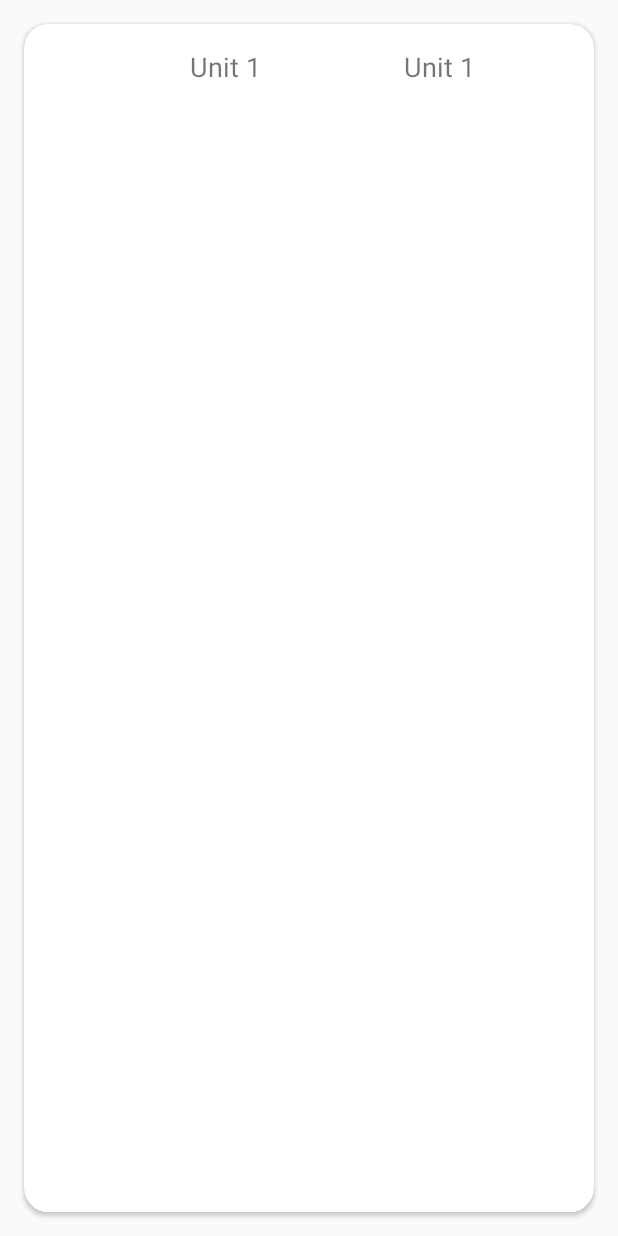
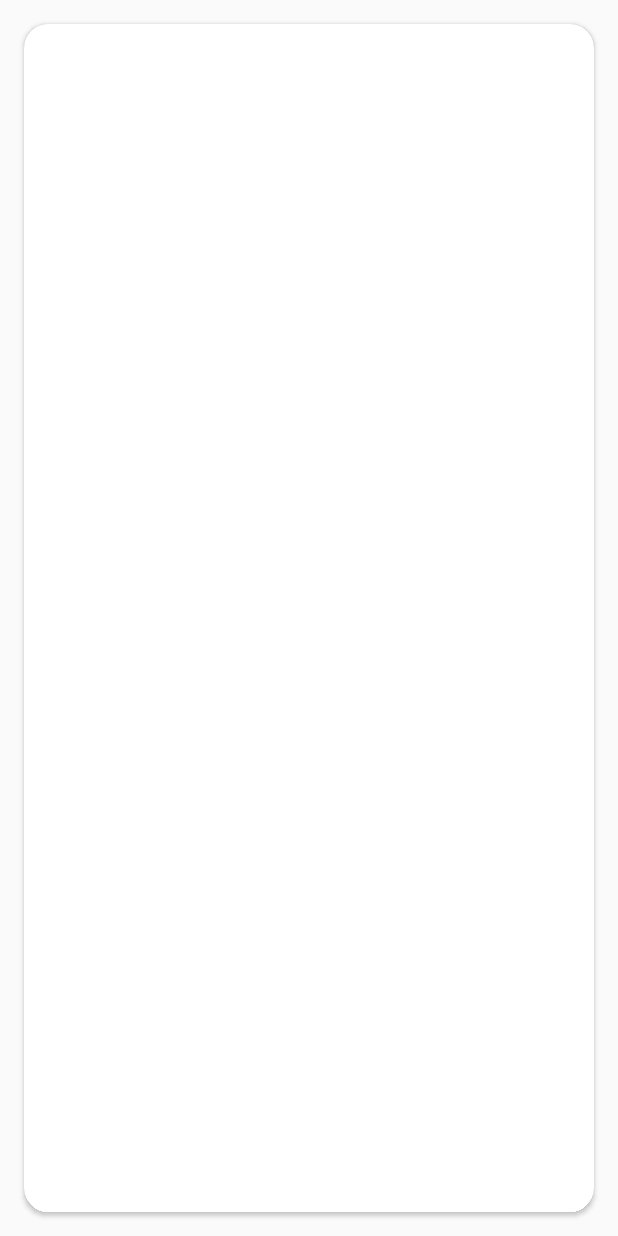
Before and after one commit to MinhLe2512/TestApplication, an Android app: the layout recycler_unit.xml on its own in the app's theme, with its tools: preview values and no code run, on a phone screen of 412 x 824 dp. Run offline under Robolectric (Android 15) with nearby library versions, the phone set to English and light mode, and no system bars.

Commit message:
Initial Commit

```diff
--- a/app/src/main/res/layout/recycler_unit.xml
+++ b/app/src/main/res/layout/recycler_unit.xml
@@ -26,7 +26,6 @@
             android:layout_height="wrap_content"
             android:layout_weight="1"
             android:padding="@dimen/spacing_normal"
-            android:text="Unit 1"
             android:textSize="@dimen/font_large" />
 
         <TextView
@@ -35,7 +34,6 @@
             android:layout_height="wrap_content"
             android:layout_weight="1"
             android:padding="@dimen/spacing_normal"
-            android:text="Unit 1"
             android:textSize="@dimen/font_large" />
 
     </LinearLayout>
```
